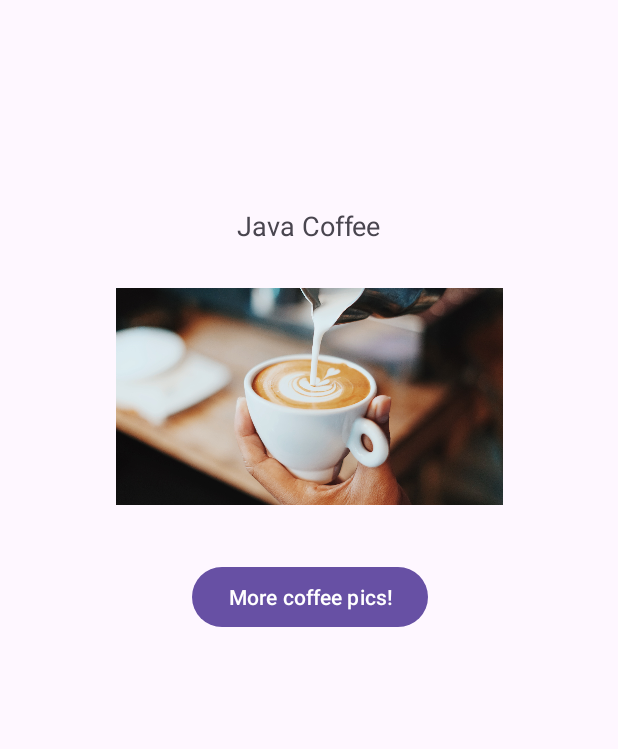
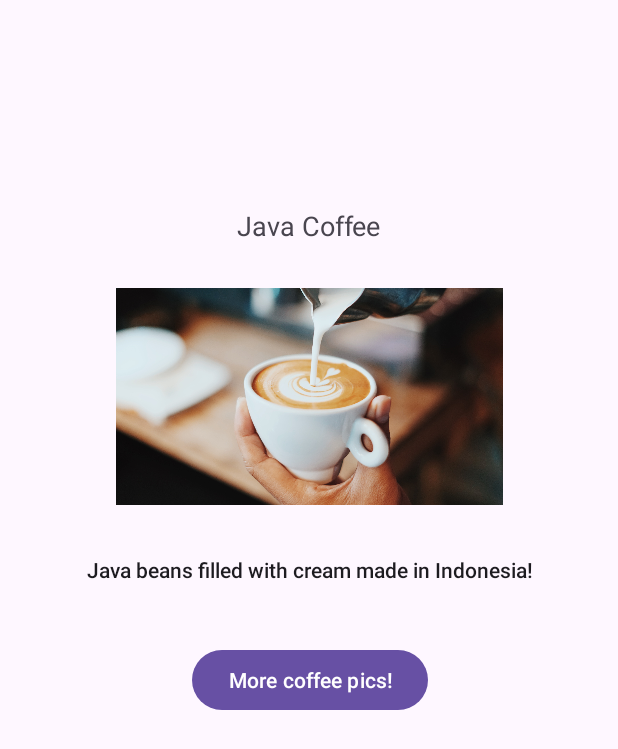
Before and after one commit to mavis-javier/Proj5-MyCoffeeAPI, an Android app: the screen it shows after launch (MainActivity), on a phone screen of 412 x 824 dp. Shown: the top 749 px of the screen. Run offline under Robolectric (Android 15) with nearby library versions, the light colour scheme and no system bars; libraries missing offline, so code that uses them is left out: com.codepath.asynchttpclient; pictures from the network do not load; 2 statements that could not run were skipped.

Commit message:
Pulled coffee description from API

```diff
--- a/MyCoffeeAPI/app/src/main/java/com/example/mycoffeeapi/MainActivity.kt
+++ b/MyCoffeeAPI/app/src/main/java/com/example/mycoffeeapi/MainActivity.kt
@@ -17,6 +17,7 @@ class MainActivity : AppCompatActivity() {
     private lateinit var binding: ActivityMainBinding
     var coffeeTitleURL = ""
     var coffeeImgURL = ""
+    var coffeeDescURL = ""
     override fun onCreate(savedInstanceState: Bundle?) {
         super.onCreate(savedInstanceState)
         // for linking id attributes from activity_main to activity
@@ -28,7 +29,8 @@ class MainActivity : AppCompatActivity() {
         var button = findViewById<Button>(binding.coffeeBtn.id)
         var imageView = findViewById<ImageView>(binding.coffeeImg.id)
         var textView = findViewById<TextView>(binding.coffeeName.id)
-        getNextImage(button, imageView,textView)
+        var description = findViewById<TextView>(binding.descriptionText.id)
+        getNextImage(button, imageView,textView, description)
     }
 
     // gets Coffee pics from API
@@ -42,6 +44,7 @@ class MainActivity : AppCompatActivity() {
                 Log.d("Coffee", "response successful")
                 coffeeImgURL = json.jsonObject.getString("image")
                 coffeeTitleURL = json.jsonObject.getString("title")
+                coffeeDescURL = json.jsonObject.getString("description")
             }
 
             override fun onFailure(
@@ -56,10 +59,11 @@ class MainActivity : AppCompatActivity() {
     }
 
     // onClick Listener for coffee button
-    private fun getNextImage(button: Button, imageView: ImageView, textView: TextView) {
+    private fun getNextImage(button: Button, imageView: ImageView, textView: TextView, description: TextView) {
         button.setOnClickListener{
             getCoffeeURL()
             textView.setText(coffeeTitleURL)
+            description.setText(coffeeDescURL)
             Glide.with(this)
                 .load(coffeeImgURL)
                 .fitCenter()
--- a/MyCoffeeAPI/app/src/main/res/layout/activity_main.xml
+++ b/MyCoffeeAPI/app/src/main/res/layout/activity_main.xml
@@ -37,11 +37,22 @@
         android:id="@+id/coffeeBtn"
         android:layout_width="wrap_content"
         android:layout_height="wrap_content"
-        android:layout_marginTop="28dp"
+        android:layout_marginTop="40dp"
         android:text="More coffee pics!"
         app:iconTint="?attr/colorOnTertiaryFixedVariant"
+        app:layout_constraintEnd_toEndOf="@+id/descriptionText"
+        app:layout_constraintStart_toStartOf="@+id/descriptionText"
+        app:layout_constraintTop_toBottomOf="@+id/descriptionText" />
+
+    <TextView
+        android:id="@+id/descriptionText"
+        android:layout_width="wrap_content"
+        android:layout_height="wrap_content"
+        android:layout_marginTop="24dp"
+        android:layout_marginHorizontal="50dp"
+        android:text="Java beans filled with cream made in Indonesia!"
+        android:textAppearance="@style/TextAppearance.AppCompat.Body2"
         app:layout_constraintEnd_toEndOf="@+id/coffeeImg"
-        app:layout_constraintHorizontal_bias="0.505"
         app:layout_constraintStart_toStartOf="@+id/coffeeImg"
         app:layout_constraintTop_toBottomOf="@+id/coffeeImg" />
 
--- /dev/null
+++ b/MyCoffeeAPI/build.gradle.kts
@@ -0,0 +1,5 @@
+// Top-level build file where you can add configuration options common to all sub-projects/modules.
+plugins {
+    id("com.android.application") version "8.1.0" apply false
+    id("org.jetbrains.kotlin.android") version "1.8.0" apply false
+}
```
Also changed, not shown: MyCoffeeAPI/gradle.properties (added, +23 -0 lines), MyCoffeeAPI/settings.gradle.kts (added, +17 -0 lines), MyCoffeeAPI/gradle/wrapper/gradle-wrapper.properties (added), 5 other files.
